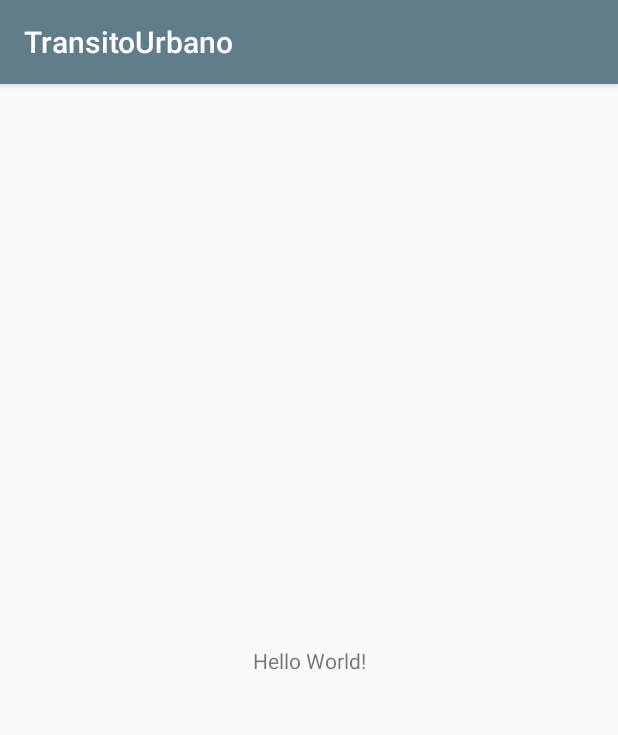
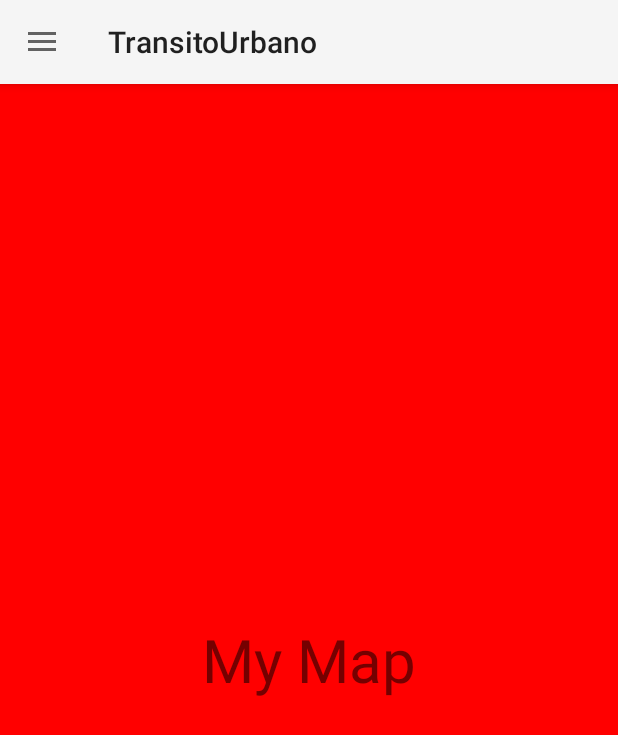
Before and after one commit to ndfsa/TransitoUrbano, an Android app: the screen it shows after launch (MainActivity), on a phone screen of 412 x 824 dp. Shown: the top 735 px of the screen. Run offline under Robolectric (Android 15) with nearby library versions, the phone set to English and light mode, and no system bars.

Commit message:
Fragments implemented

```diff
--- a/app/src/main/AndroidManifest.xml
+++ b/app/src/main/AndroidManifest.xml
@@ -9,7 +9,8 @@
         android:roundIcon="@mipmap/ic_launcher_round"
         android:supportsRtl="true"
         android:theme="@style/AppTheme">
-        <activity android:name=".ui.activities.MainActivity">
+        <activity android:name=".ui.activities.MainActivity"
+            android:theme="@style/Theme.AppCompat.Light.NoActionBar">
             <intent-filter>
                 <action android:name="android.intent.action.MAIN" />
 
--- a/app/src/main/java/edu/upb/transitourbano/ui/activities/MainActivity.java
+++ b/app/src/main/java/edu/upb/transitourbano/ui/activities/MainActivity.java
@@ -1,16 +1,118 @@
 package edu.upb.transitourbano.ui.activities;
 
+import androidx.annotation.NonNull;
+import androidx.appcompat.app.ActionBarDrawerToggle;
 import androidx.appcompat.app.AppCompatActivity;
+import androidx.appcompat.widget.Toolbar;
+import androidx.coordinatorlayout.widget.CoordinatorLayout;
+import androidx.drawerlayout.widget.DrawerLayout;
+import androidx.fragment.app.Fragment;
+import androidx.fragment.app.FragmentManager;
 
 import android.os.Bundle;
+import android.view.MenuItem;
+
+import com.google.android.material.appbar.AppBarLayout;
+import com.google.android.material.navigation.NavigationView;
+
+import java.util.HashMap;
+import java.util.Map;
 
 import edu.upb.transitourbano.R;
+import edu.upb.transitourbano.ui.fragments.MapFragment;
+import edu.upb.transitourbano.ui.fragments.RoadblockFragment;
+import edu.upb.transitourbano.ui.fragments.UserFragment;
 
 public class MainActivity extends AppCompatActivity {
+
+    private DrawerLayout drawerLayout;
+    private CoordinatorLayout parentCoordinatorLayout;
+    private AppBarLayout appBarLayout;
+    private Toolbar toolbar;
+    private NavigationView navigationView;
+    private ActionBarDrawerToggle actionBarDrawerToggle;
+
+    private Map<String, Fragment> mapFragments = new HashMap<>();
 
     @Override
     protected void onCreate(Bundle savedInstanceState) {
         super.onCreate(savedInstanceState);
         setContentView(R.layout.activity_main);
+
+        initUI();
+        configureNavigationEvents();
+        configureNavigationDrawer();
+        configureToolbar();
+        initFragments();
+        loadFragment("mapFragment");
     }
+    private void initUI() {
+        this.drawerLayout = findViewById(R.id.main_drawer_layout);
+        this.parentCoordinatorLayout = findViewById(R.id.parentCoordinatorLayout);
+        this.appBarLayout = findViewById(R.id.appBarLayout);
+        this.toolbar = findViewById(R.id.toolbar);
+        this.navigationView = findViewById(R.id.navigationView);
+    }
+    private void configureNavigationDrawer() {
+        drawerLayout.addDrawerListener(actionBarDrawerToggle);
+    }
+
+    @Override
+    public boolean onOptionsItemSelected(MenuItem item) {
+        if (actionBarDrawerToggle.onOptionsItemSelected(item))
+            return true;
+
+        return super.onOptionsItemSelected(item);
+    }
+
+    private void configureToolbar() {
+        setSupportActionBar(toolbar);
+        getSupportActionBar().setDisplayHomeAsUpEnabled(true);
+        getSupportActionBar().setHomeButtonEnabled(true);
+        getSupportActionBar().setDisplayShowHomeEnabled(true);
+        actionBarDrawerToggle.syncState();
+    }
+
+    private void configureNavigationEvents() {
+        actionBarDrawerToggle = new ActionBarDrawerToggle(this, drawerLayout, R.string.open, R.string.close);
+        navigationView.setNavigationItemSelectedListener(new NavigationView.OnNavigationItemSelectedListener() {
+            @Override
+            public boolean onNavigationItemSelected(@NonNull MenuItem item) {
+                int id = item.getItemId();
+                switch (id) {
+                    case R.id.map:
+                        loadFragment("mapFragment");
+                        break;
+                    case R.id.roadblock:
+                        loadFragment("roadblockFragment");
+                        break;
+                    case R.id.user:
+                        loadFragment("userFragment");
+                        break;
+                    default:
+                        return true;
+                }
+                drawerLayout.closeDrawers();
+                return true;
+
+            }
+        });
+    }
+
+    private void initFragments() {
+        mapFragments.put("mapFragment", new MapFragment());
+        mapFragments.put("roadblockFragment", new RoadblockFragment());
+        mapFragments.put("userFragment", new UserFragment());
+
+    }
+
+    private void loadFragment(String key) {
+        if (mapFragments.containsKey(key)) {
+            FragmentManager fm = getSupportFragmentManager();
+            fm.beginTransaction()
+                    .replace(R.id.containerFrameLayout, mapFragments.get(key), key)
+                    .commit();
+        }
+    }
+
 }
--- a/app/src/main/java/edu/upb/transitourbano/ui/fragments/BaseFragment.java
+++ b/app/src/main/java/edu/upb/transitourbano/ui/fragments/BaseFragment.java
@@ -1,6 +1,38 @@
 package edu.upb.transitourbano.ui.fragments;
 
+import android.content.Context;
+import android.os.Bundle;
+
+import androidx.annotation.NonNull;
+import androidx.annotation.Nullable;
 import androidx.fragment.app.Fragment;
+import androidx.lifecycle.ViewModelProvider;
+
+import edu.upb.transitourbano.ui.activities.MainActivity;
+
 
 public class BaseFragment extends Fragment {
+
+    protected MainActivity activity;
+    protected Context context;
+
+    @Override
+    public void onCreate(@Nullable Bundle savedInstanceState) {
+        super.onCreate(savedInstanceState);
+    }
+
+    @Override
+    public void onAttach(@NonNull Context context) {
+        super.onAttach(context);
+        this.context = context;
+        if (context instanceof MainActivity) {
+            this.activity = (MainActivity) context;
+        }
+    }
+    @Override
+    public void onDetach() {
+        super.onDetach();
+        this.context = null;
+    }
+
 }
--- /dev/null
+++ b/app/src/main/java/edu/upb/transitourbano/ui/fragments/MapFragment.java
@@ -0,0 +1,37 @@
+package edu.upb.transitourbano.ui.fragments;
+
+import android.os.Bundle;
+import android.view.LayoutInflater;
+import android.view.View;
+import android.view.ViewGroup;
+import android.widget.TextView;
+
+import androidx.annotation.Nullable;
+
+import edu.upb.transitourbano.R;
+
+public class MapFragment extends BaseFragment {
+
+    private TextView textView;
+
+    public MapFragment() {
+        super();
+    }
+
+    @Nullable
+    @Override
+    public View onCreateView(LayoutInflater inflater, @Nullable ViewGroup container, @Nullable Bundle savedInstanceState) {
+        View view = inflater.inflate(R.layout.fragment_map, container, false);
+        initUI(view);
+        return view;
+    }
+
+    @Override
+    public void onViewCreated(View view, @Nullable Bundle savedInstanceState) {
+        super.onViewCreated(view, savedInstanceState);
+    }
+
+    private void initUI(View view) {
+        textView = view.findViewById(R.id.mapFragmentTextView);
+    }
+}
--- /dev/null
+++ b/app/src/main/java/edu/upb/transitourbano/ui/fragments/RoadblockFragment.java
@@ -0,0 +1,36 @@
+package edu.upb.transitourbano.ui.fragments;
+
+import android.os.Bundle;
+import android.view.LayoutInflater;
+import android.view.View;
+import android.view.ViewGroup;
+import android.widget.TextView;
+
+import androidx.annotation.Nullable;
+
+import edu.upb.transitourbano.R;
+
+public class RoadblockFragment extends BaseFragment {
+    private TextView textView;
+
+    public RoadblockFragment() {
+        super();
+    }
+
+    @Nullable
+    @Override
+    public View onCreateView(LayoutInflater inflater, @Nullable ViewGroup container, @Nullable Bundle savedInstanceState) {
+        View view = inflater.inflate(R.layout.fragment_roadblock, container, false);
+        initUI(view);
+        return view;
+    }
+
+    @Override
+    public void onViewCreated(View view, @Nullable Bundle savedInstanceState) {
+        super.onViewCreated(view, savedInstanceState);
+    }
+
+    private void initUI(View view) {
+        textView = view.findViewById(R.id.roadblockFragmentTextView);
+    }
+}
--- /dev/null
+++ b/app/src/main/java/edu/upb/transitourbano/ui/fragments/UserFragment.java
@@ -0,0 +1,36 @@
+package edu.upb.transitourbano.ui.fragments;
+
+import android.os.Bundle;
+import android.view.LayoutInflater;
+import android.view.View;
+import android.view.ViewGroup;
+import android.widget.TextView;
+
+import androidx.annotation.Nullable;
+
+import edu.upb.transitourbano.R;
+
+public class UserFragment extends BaseFragment {
+
+    private TextView textView;
+    public UserFragment() {
+        super();
+    }
+
+    @Nullable
+    @Override
+    public View onCreateView(LayoutInflater inflater, @Nullable ViewGroup container, @Nullable Bundle savedInstanceState) {
+        View view = inflater.inflate(R.layout.fragment_user, container, false);
+        initUI(view);
+        return view;
+    }
+
+    @Override
+    public void onViewCreated(View view, @Nullable Bundle savedInstanceState) {
+        super.onViewCreated(view, savedInstanceState);
+    }
+
+    private void initUI(View view) {
+        textView = view.findViewById(R.id.userFragmentTextView);
+    }
+}
--- a/app/src/main/res/layout/activity_main.xml
+++ b/app/src/main/res/layout/activity_main.xml
@@ -1,18 +1,38 @@
-<?xml version="1.0" encoding="utf-8"?>
-<androidx.constraintlayout.widget.ConstraintLayout xmlns:android="http://schemas.android.com/apk/res/android"
+
+<androidx.drawerlayout.widget.DrawerLayout xmlns:android="http://schemas.android.com/apk/res/android"
+
     xmlns:app="http://schemas.android.com/apk/res-auto"
-    xmlns:tools="http://schemas.android.com/tools"
     android:layout_width="match_parent"
     android:layout_height="match_parent"
-    tools:context=".ui.activities.MainActivity">
+    android:id="@+id/main_drawer_layout"
+    android:background="@color/colorPrimary_dark">
+    <androidx.coordinatorlayout.widget.CoordinatorLayout
+        android:id="@+id/parentCoordinatorLayout"
+        android:layout_width="match_parent"
+        android:layout_height="match_parent">
+        <com.google.android.material.appbar.AppBarLayout
+            android:id="@+id/appBarLayout"
+            android:layout_width="match_parent"
+            android:layout_height="wrap_content">
 
-    <TextView
+            <androidx.appcompat.widget.Toolbar
+                android:id="@+id/toolbar"
+                android:layout_width="match_parent"
+                android:layout_height="?attr/actionBarSize"
+                app:layout_collapseMode="pin" />
+        </com.google.android.material.appbar.AppBarLayout>
+        <FrameLayout
+            android:id="@+id/containerFrameLayout"
+            android:layout_width="match_parent"
+            android:layout_height="match_parent"
+            app:layout_behavior="@string/appbar_scrolling_view_behavior" />
+    </androidx.coordinatorlayout.widget.CoordinatorLayout>
+    <com.google.android.material.navigation.NavigationView
+        android:id="@+id/navigationView"
         android:layout_width="wrap_content"
-        android:layout_height="wrap_content"
-        android:text="Hello World!"
-        app:layout_constraintBottom_toBottomOf="parent"
-        app:layout_constraintLeft_toLeftOf="parent"
-        app:layout_constraintRight_toRightOf="parent"
-        app:layout_constraintTop_toTopOf="parent" />
+        android:layout_height="match_parent"
+        android:layout_gravity="start"
+        app:headerLayout="@layout/nav_header"
+        app:menu="@menu/navigation_menu" />
 
-</androidx.constraintlayout.widget.ConstraintLayout>
+</androidx.drawerlayout.widget.DrawerLayout>
--- /dev/null
+++ b/app/src/main/res/layout/fragment_map.xml
@@ -0,0 +1,14 @@
+<?xml version="1.0" encoding="utf-8"?>
+<LinearLayout xmlns:android="http://schemas.android.com/apk/res/android"
+    android:orientation="vertical" android:layout_width="match_parent"
+    android:layout_height="match_parent"
+    android:background="#ff0000">
+    <TextView
+        android:layout_width="match_parent"
+        android:layout_height="match_parent"
+        android:id="@+id/mapFragmentTextView"
+        android:gravity="center"
+        android:textSize="40sp"
+        android:text="My Map"/>
+
+</LinearLayout>
--- /dev/null
+++ b/app/src/main/res/menu/navigation_menu.xml
@@ -0,0 +1,12 @@
+<?xml version="1.0" encoding="utf-8"?>
+<menu xmlns:android="http://schemas.android.com/apk/res/android">
+    <item
+        android:id="@+id/map"
+        android:title="@string/menu_map" />
+    <item
+        android:id="@+id/roadblock"
+        android:title="@string/menu_roadBlocks" />
+    <item
+        android:id="@+id/user"
+        android:title="@string/menu_user" />
+</menu>
--- a/app/src/main/res/values/strings.xml
+++ b/app/src/main/res/values/strings.xml
@@ -1,3 +1,8 @@
 <resources>
     <string name="app_name">TransitoUrbano</string>
+    <string name="menu_map">Map</string>
+    <string name="menu_roadBlocks">Road Blocks</string>
+    <string name="menu_user">My Profile</string>
+    <string name="open">Open</string>
+    <string name="close">Close</string>
 </resources>
--- a/app/src/main/res/values/styles.xml
+++ b/app/src/main/res/values/styles.xml
@@ -4,7 +4,7 @@
     <style name="AppTheme" parent="Theme.AppCompat.Light.DarkActionBar">
         <!-- Customize your theme here. -->
         <item name="colorPrimary">@color/colorPrimary</item>
-        <item name="colorPrimaryDark">@color/colorPrimaryDark</item>
+        <item name="colorPrimaryDark">@color/colorPrimary_dark</item>
         <item name="colorAccent">@color/colorAccent</item>
     </style>
 
--- a/build.gradle
+++ b/build.gradle
@@ -25,3 +25,6 @@ allprojects {
 task clean(type: Delete) {
     delete rootProject.buildDir
 }
+ext{
+    materialVersion = '1.0.0'
+}
```
Also changed, not shown: app/build.gradle (+4 -3 lines), app/src/main/res/layout/fragment_roadblock.xml (added, +13 -0 lines), app/src/main/res/layout/fragment_user.xml (added, +13 -0 lines), app/src/main/res/layout/nav_header.xml (added, +10 -0 lines), app/src/main/res/drawable/banner_page.jpg (added).
